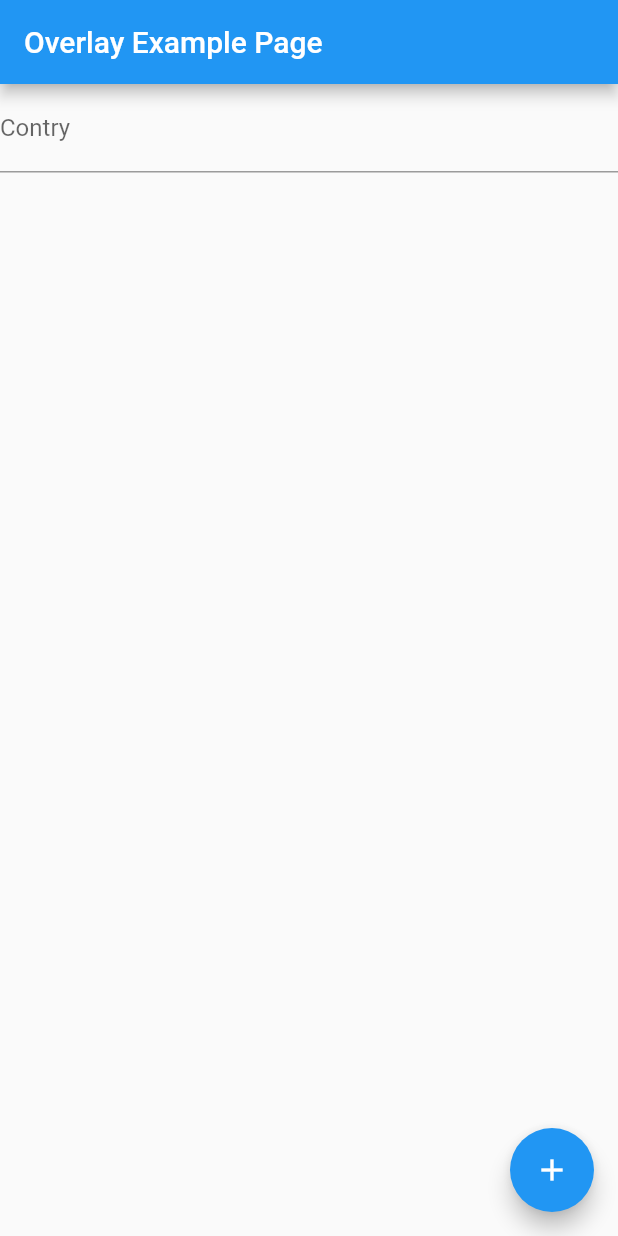
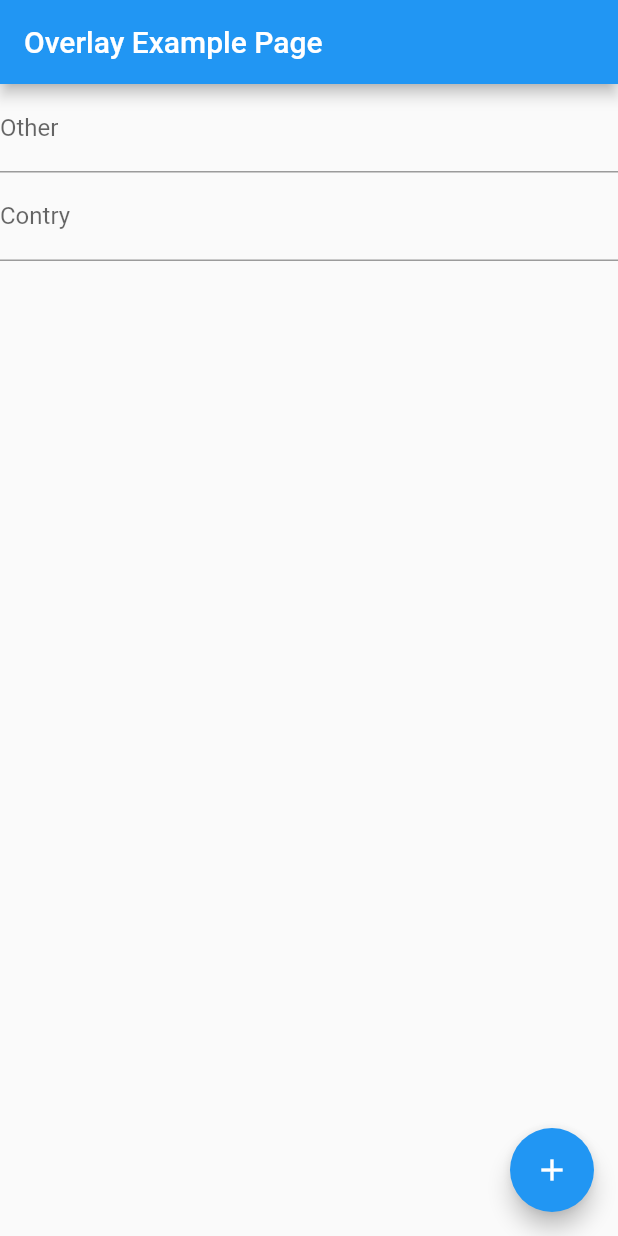
Before and after one commit to rafagith/Ovelay, a Flutter app: the screen it shows after launch, on a phone screen of 412 x 824 dp. Run offline on Flutter 3.47's test engine with Material 2 defaults, Android fonts, the phone set to English and light mode, and no system bars.

Commit message:
other text box

```diff
--- a/lib/src/pages/home.dart
+++ b/lib/src/pages/home.dart
@@ -16,9 +16,15 @@ class _HomePageState extends State<HomePage> {
       appBar: AppBar(
         title: Text(widget.title),
       ),
-      body: CountriesField(),
+      body: Column(
+        children: <Widget>[
+          TextFormField(decoration: InputDecoration(labelText: 'Other'),),
+          CountriesField(),
+        ],
+      ),
       floatingActionButton: FloatingActionButton(
-        onPressed: (){ FocusNode();},
+        onPressed: () {
+        },
         tooltip: 'Increment',
         child: Icon(Icons.add),
       ), // This trailing comma makes auto-formatting nicer for build methods.
```
